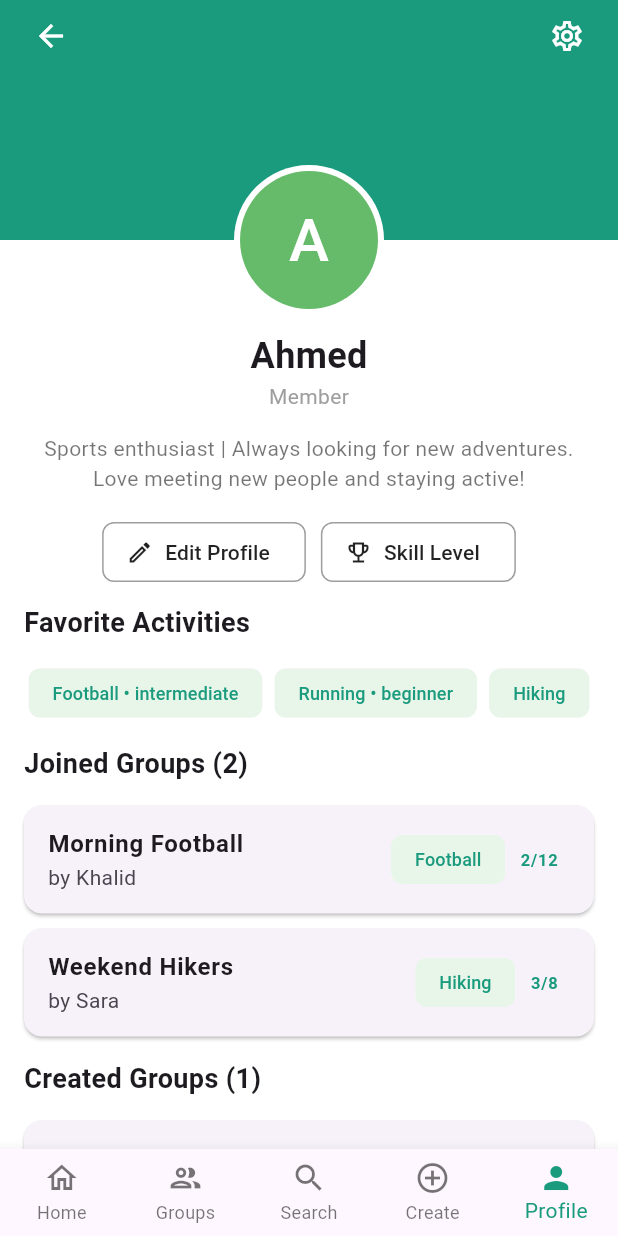
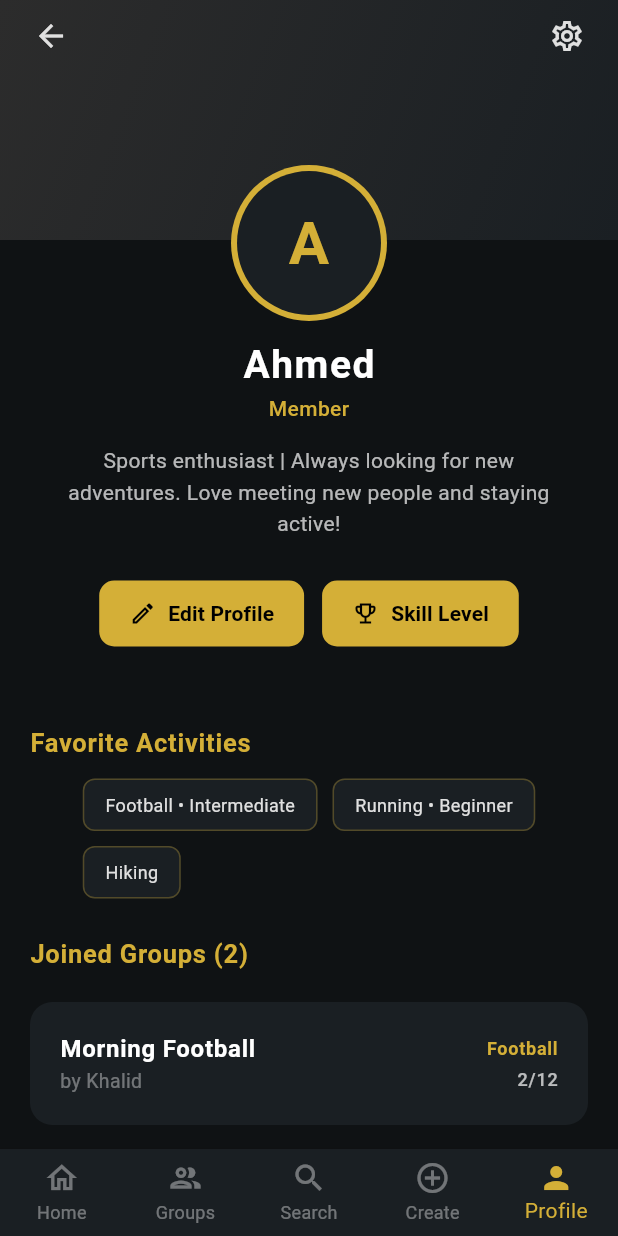
Before and after one commit to Renad5A/Good-Game, a Flutter app: the ProfilePage screen opened by its route, on a phone screen of 412 x 824 dp. Run offline on Flutter 3.47's test engine with Material 3 defaults, Android fonts, the light colour scheme and no system bars; our stand-ins replace geolocator, google_maps_flutter; missing offline and left inert: flutter_polyline_points.

Commit message:
profile_page.dart

```diff
--- a/gg_app/lib/pages/profile_page.dart
+++ b/gg_app/lib/pages/profile_page.dart
@@ -1,18 +1,28 @@
 import 'package:flutter/material.dart';
 import 'skill_level_page.dart';
+import 'edit_profile_page.dart';
 
 class ProfilePage extends StatelessWidget {
   const ProfilePage({super.key});
 
+  // تعريف لوحة الألوان الفخمة
+  static const Color bgDark = Color(0xFF0F1214);      // الخلفية العميق
+  static const Color surfaceDark = Color(0xFF1A1F23); // الحاويات والبطاقات
+  static const Color accentGold = Color(0xFFD4AF37);  // الذهبي للأيقونات والتفاعل
+  static const Color textMain = Color(0xFFE0E0E0);    // النص الأساسي
+
   @override
   Widget build(BuildContext context) {
     return Scaffold(
-      backgroundColor: Colors.white,
-
-      bottomNavigationBar: BottomNavigationBar(
+      backgroundColor: bgDark,
+      bottomNavigationBar: Theme(
+        data: ThemeData(canvasColor: surfaceDark),
+        child: BottomNavigationBar(
           currentIndex: 4,
           type: BottomNavigationBarType.fixed,
-        selectedItemColor: const Color(0xFF1B9B7E),
+          selectedItemColor: accentGold,
+          unselectedItemColor: Colors.white38,
+          showUnselectedLabels: true,
           items: const [
             BottomNavigationBarItem(icon: Icon(Icons.home_outlined), label: 'Home'),
             BottomNavigationBarItem(icon: Icon(Icons.group_outlined), label: 'Groups'),
@@ -21,6 +31,7 @@ class ProfilePage extends StatelessWidget {
             BottomNavigationBarItem(icon: Icon(Icons.person), label: 'Profile'),
           ],
         ),
+      ),
       body: SingleChildScrollView(
         child: Column(
           children: [
@@ -28,10 +39,17 @@ class ProfilePage extends StatelessWidget {
               alignment: Alignment.center,
               clipBehavior: Clip.none,
               children: [
+                // الغطاء العلوي بتدرج ذهبي خفيف
                 Container(
                   height: 160,
                   width: double.infinity,
-                  color: const Color(0xFF1B9B7E),
+                  decoration: const BoxDecoration(
+                    gradient: LinearGradient(
+                      begin: Alignment.topLeft,
+                      end: Alignment.bottomRight,
+                      colors: [Color(0xFF2C2C2C), surfaceDark],
+                    ),
+                  ),
                   child: SafeArea(
                     child: Padding(
                       padding: const EdgeInsets.symmetric(horizontal: 10),
@@ -40,11 +58,11 @@ class ProfilePage extends StatelessWidget {
                         crossAxisAlignment: CrossAxisAlignment.start,
                         children: [
                           IconButton(
-                            icon: const Icon(Icons.arrow_back, color: Colors.white),
+                            icon: const Icon(Icons.arrow_back, color: textMain),
                             onPressed: () => Navigator.pop(context),
                           ),
                           IconButton(
-                            icon: const Icon(Icons.settings_outlined, color: Colors.white),
+                            icon: const Icon(Icons.settings_outlined, color: textMain),
                             onPressed: () {},
                           ),
                         ],
@@ -52,35 +70,43 @@ class ProfilePage extends StatelessWidget {
                     ),
                   ),
                 ),
+                // الصورة الشخصية مع إطار ذهبي
                 Positioned(
                   top: 110,
                   child: CircleAvatar(
-                    radius: 50,
-                    backgroundColor: Colors.white,
+                    radius: 52,
+                    backgroundColor: accentGold,
                     child: CircleAvatar(
-                      radius: 46,
-                      backgroundColor: Colors.green[400],
-                      child: const Text('A', style: TextStyle(fontSize: 40, color: Colors.white)),
+                      radius: 48,
+                      backgroundColor: surfaceDark,
+                      child: const Text('A',
+                        style: TextStyle(fontSize: 40, color: accentGold, fontWeight: FontWeight.bold)
+                      ),
                     ),
                   ),
                 ),
               ],
             ),
-            const SizedBox(height: 60),
+            const SizedBox(height: 65),
 
-            const Text('Ahmed', style: TextStyle(fontSize: 24, fontWeight: FontWeight.bold)),
-            const Text('Member', style: TextStyle(color: Colors.grey)),
+            const Text('Ahmed',
+              style: TextStyle(fontSize: 26, fontWeight: FontWeight.bold, color: Colors.white, letterSpacing: 1)
+            ),
+            const Text('Member', style: TextStyle(color: accentGold, fontWeight: FontWeight.w500)),
+
             const Padding(
-              padding: EdgeInsets.all(15.0),
+              padding: EdgeInsets.symmetric(horizontal: 30, vertical: 15),
               child: Text(
                 'Sports enthusiast | Always looking for new adventures. Love meeting new people and staying active!',
                 textAlign: TextAlign.center,
-                style: TextStyle(color: Colors.black54),
+                style: TextStyle(color: Colors.white70, fontSize: 14, height: 1.5),
               ),
             ),
 
+            const SizedBox(height: 10),
             _buildActionButtons(context),
 
+            const SizedBox(height: 25),
             _buildSectionHeader('Favorite Activities'),
             _buildActivityChips(),
 
@@ -91,7 +117,7 @@ class ProfilePage extends StatelessWidget {
             _buildSectionHeader('Created Groups (1)'),
             _buildGroupCard('Evening Running', 'by Ahmed (You)', '2/10', 'Running'),
 
-            const SizedBox(height: 20),
+            const SizedBox(height: 30),
           ],
         ),
       ),
@@ -99,12 +125,13 @@ class ProfilePage extends StatelessWidget {
   }
 
   Widget _buildActionButtons(BuildContext context) {
-    return Wrap(
-      spacing: 10,
-      runSpacing: 10,
-      alignment: WrapAlignment.center,
+    return Row(
+      mainAxisAlignment: MainAxisAlignment.center,
       children: [
-        _customButton(Icons.edit_outlined, 'Edit Profile', () {}),
+        _customButton(Icons.edit_outlined, 'Edit Profile', () {
+          Navigator.push(context, MaterialPageRoute(builder: (context) => const EditProfilePage()));
+        }),
+        const SizedBox(width: 12),
         _customButton(Icons.emoji_events_outlined, 'Skill Level', () {
           Navigator.push(context, MaterialPageRoute(builder: (context) => const SkillLevelPage()));
         }),
@@ -113,35 +140,40 @@ class ProfilePage extends StatelessWidget {
   }
 
   Widget _customButton(IconData icon, String label, VoidCallback onTap) {
-    return OutlinedButton.icon(
+    return ElevatedButton.icon(
       onPressed: onTap,
-      icon: Icon(icon, size: 18, color: Colors.black87),
-      label: Text(label, style: const TextStyle(color: Colors.black87)),
-      style: OutlinedButton.styleFrom(
-        side: const BorderSide(color: Colors.grey),
-        shape: RoundedRectangleBorder(borderRadius: BorderRadius.circular(8)),
+      icon: Icon(icon, size: 18, color: Colors.black),
+      label: Text(label, style: const TextStyle(color: Colors.black, fontWeight: FontWeight.bold)),
+      style: ElevatedButton.styleFrom(
+        backgroundColor: accentGold,
+        padding: const EdgeInsets.symmetric(horizontal: 20, vertical: 12),
+        shape: RoundedRectangleBorder(borderRadius: BorderRadius.circular(10)),
+        elevation: 0,
       ),
     );
   }
 
   Widget _buildSectionHeader(String title) {
     return Padding(
-      padding: const EdgeInsets.symmetric(horizontal: 16, vertical: 10),
+      padding: const EdgeInsets.fromLTRB(20, 25, 20, 12),
       child: Align(
         alignment: Alignment.centerLeft,
-        child: Text(title, style: const TextStyle(fontSize: 18, fontWeight: FontWeight.bold))
+        child: Text(title,
+          style: const TextStyle(fontSize: 17, fontWeight: FontWeight.bold, color: accentGold, letterSpacing: 0.5)
+        )
       ),
     );
   }
 
   Widget _buildActivityChips() {
     return Padding(
-      padding: const EdgeInsets.symmetric(horizontal: 16),
+      padding: const EdgeInsets.symmetric(horizontal: 20),
       child: Wrap(
-        spacing: 8,
+        spacing: 10,
+        runSpacing: 10,
         children: [
-          _activityChip('Football • intermediate'),
-          _activityChip('Running • beginner'),
+          _activityChip('Football • Intermediate'),
+          _activityChip('Running • Beginner'),
           _activityChip('Hiking'),
         ],
       ),
@@ -149,25 +181,35 @@ class ProfilePage extends StatelessWidget {
   }
 
   Widget _activityChip(String label) {
-    return Chip(
-      label: Text(label, style: const TextStyle(color: Color(0xFF1B9B7E), fontSize: 12)),
-      backgroundColor: const Color(0xFFE8F5E9),
-      side: BorderSide.none,
+    return Container(
+      padding: const EdgeInsets.symmetric(horizontal: 14, vertical: 8),
+      decoration: BoxDecoration(
+        color: surfaceDark,
+        borderRadius: BorderRadius.circular(8),
+        border: Border.all(color: accentGold.withOpacity(0.3)),
+      ),
+      child: Text(label, style: const TextStyle(color: textMain, fontSize: 12)),
     );
   }
 
   Widget _buildGroupCard(String name, String creator, String count, String tag) {
-    return Card(
-      margin: const EdgeInsets.symmetric(horizontal: 16, vertical: 5),
+    return Container(
+      margin: const EdgeInsets.symmetric(horizontal: 20, vertical: 8),
+      decoration: BoxDecoration(
+        color: surfaceDark,
+        borderRadius: BorderRadius.circular(15),
+      ),
       child: ListTile(
-        title: Text(name, style: const TextStyle(fontWeight: FontWeight.bold)),
-        subtitle: Text(creator),
-        trailing: Wrap(
-          crossAxisAlignment: WrapCrossAlignment.center,
-          spacing: 10,
+        contentPadding: const EdgeInsets.symmetric(horizontal: 20, vertical: 5),
+        title: Text(name, style: const TextStyle(color: Colors.white, fontWeight: FontWeight.bold)),
+        subtitle: Text(creator, style: const TextStyle(color: Colors.white38, fontSize: 13)),
+        trailing: Column(
+          mainAxisAlignment: MainAxisAlignment.center,
+          crossAxisAlignment: CrossAxisAlignment.end,
           children: [
-             _activityChip(tag),
-             Text(count, style: const TextStyle(color: Color(0xFF1B9B7E), fontWeight: FontWeight.bold)),
+            Text(tag, style: const TextStyle(color: accentGold, fontSize: 12, fontWeight: FontWeight.w600)),
+            const SizedBox(height: 4),
+            Text(count, style: const TextStyle(color: Colors.white70, fontSize: 12)),
           ],
         ),
       ),
```
Lines whose indentation alone changed are shown as unchanged.
